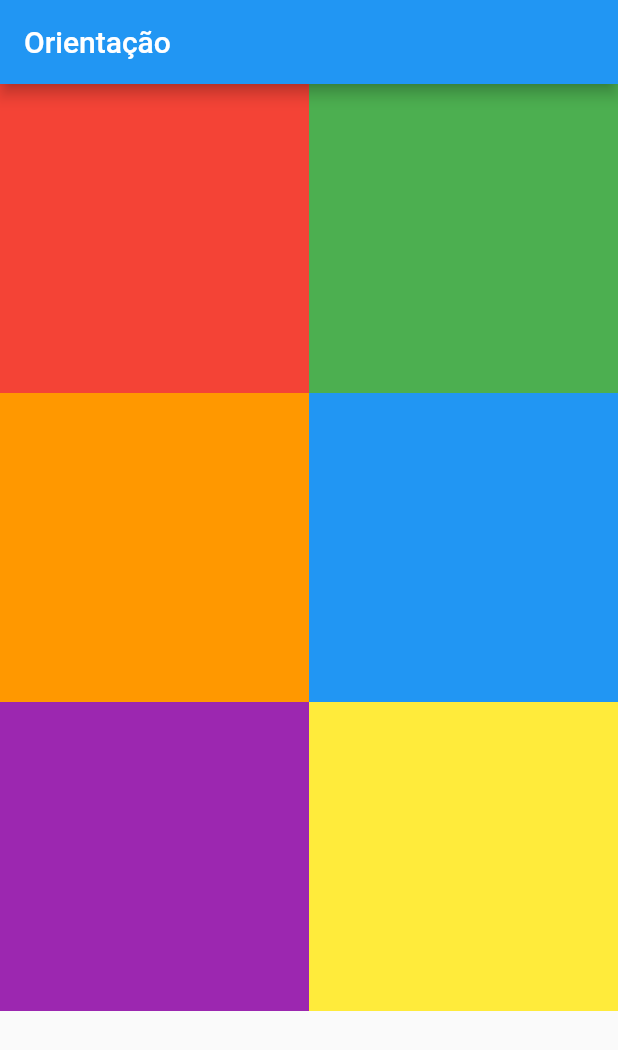
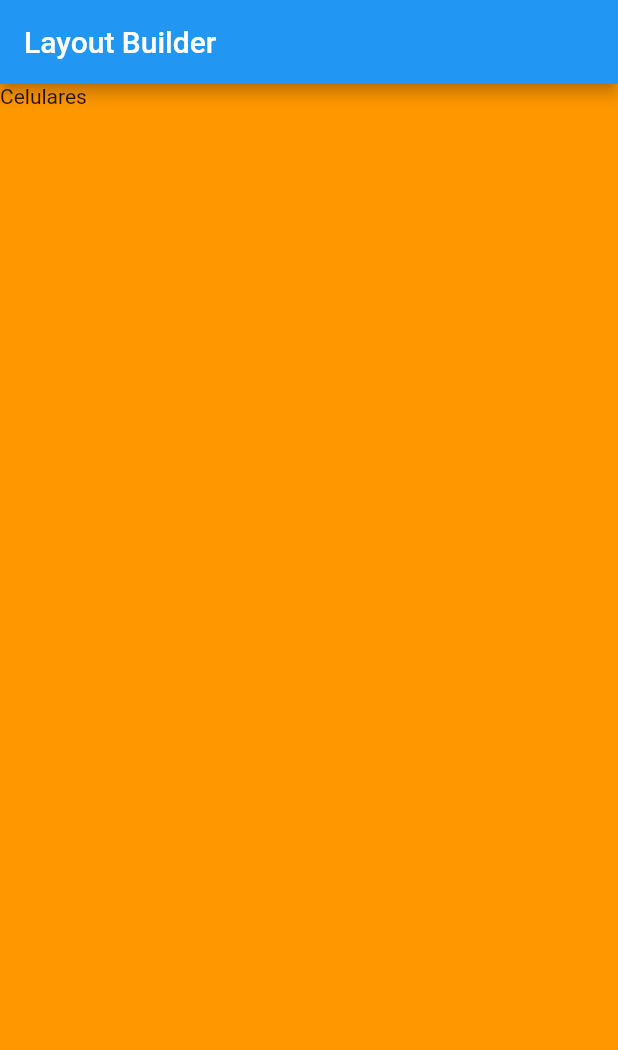
Before and after one commit to SandroRF1973/flutter_web_aula, a Flutter app: the screen it shows after launch, on a phone screen of 412 x 824 dp. Shown: the top 1050 px of the screen. Run offline on Flutter 3.47's test engine with Material 2 defaults, Android fonts, the phone set to English and light mode, and no system bars.

Commit message:
Aula - 304

```diff
--- a/lib/main.dart
+++ b/lib/main.dart
@@ -1,5 +1,6 @@
 import 'package:flutter/material.dart';
 import 'package:flutter_web_aula/orientacao.dart';
+import 'package:flutter_web_aula/regras_layout.dart';
 import 'package:flutter_web_aula/responsividade_media_query.dart';
 import 'package:flutter_web_aula/responsividade_row_col.dart';
 import 'package:flutter_web_aula/responsividade_wrap.dart';
@@ -11,6 +12,7 @@ void main() {
     // home: ResponsividadeMediaQuery(),
     // home: ResponsividadeRowCol(),
     //home: ResponsividadeWrap(),
-    home: Orientacao(),
+    //home: Orientacao(),
+    home: RegrasLayout(),
   ));
 }
--- /dev/null
+++ b/lib/regras_layout.dart
@@ -0,0 +1,41 @@
+import 'package:flutter/material.dart';
+
+class RegrasLayout extends StatefulWidget {
+  const RegrasLayout({super.key});
+
+  @override
+  State<RegrasLayout> createState() => _RegrasLayoutState();
+}
+
+class _RegrasLayoutState extends State<RegrasLayout> {
+  @override
+  Widget build(BuildContext context) {
+    return Scaffold(
+      appBar: AppBar(
+        title: const Text("Layout Builder"),
+      ),
+      body: Container(
+        width: MediaQuery.of(context).size.width,
+        //width: 300,
+        height: MediaQuery.of(context).size.height,
+        color: Colors.orange,
+        child: LayoutBuilder(builder: (context, constraint) {
+          var largura = constraint.maxWidth;
+          // ignore: avoid_print
+          print("Largura: $largura");
+
+          if (largura < 600) {
+            return const Text("Celulares");
+          } else if (largura < 960) {
+            return const Text("Celulares & Tablets");
+          } else {
+            return const Text("Telas maiores");
+          }
+          // return Container(
+          //   child: const Text("Texto"),
+          // );
+        }),
+      ),
+    );
+  }
+}
```
